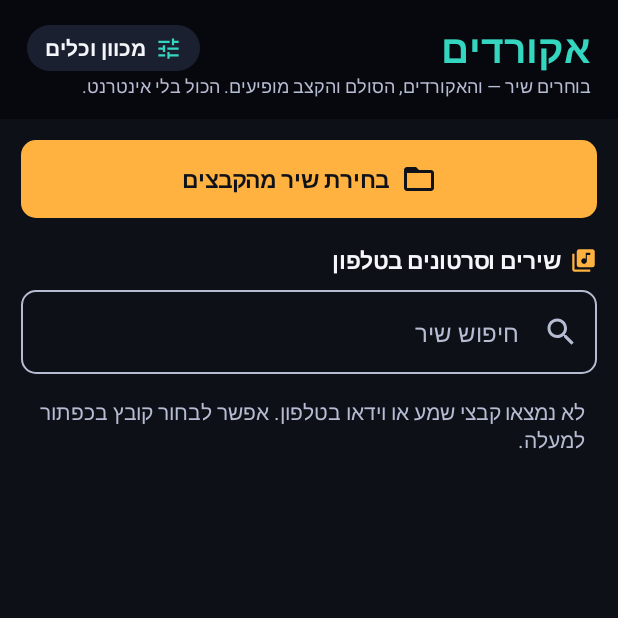
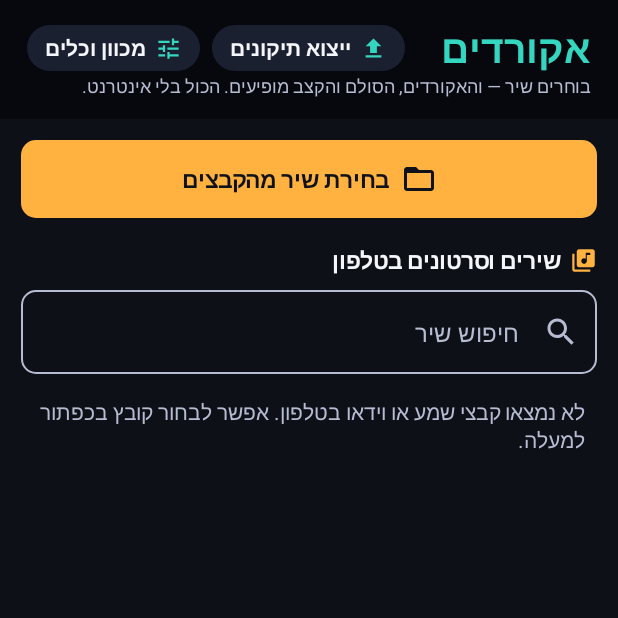
Before and after one commit to TheSuperArie/chord-app, an Android app built with Jetpack Compose: the screen it shows after launch (MainActivity), on a phone screen of 412 x 824 dp, the top half of it. Run offline under Robolectric (Android 15) with nearby library versions, the phone set to English and light mode, and no system bars.

Commit message:
Move the corrections export button to the always-visible library header
Co-Authored-By: Claude Opus 5.5 <noreply@anthropic.com>
Claude-Session: https://claude.ai/code/session_01HpqL4mjrJMbxtus5H436Ti

```diff
--- a/app/src/main/java/com/maxi/akordim/ui/LibraryScreen.kt
+++ b/app/src/main/java/com/maxi/akordim/ui/LibraryScreen.kt
@@ -125,6 +125,17 @@ fun LibraryScreen(vm: AppViewModel) {
             Row(verticalAlignment = Alignment.CenterVertically) {
                 Text("אקורדים", style = MaterialTheme.typography.headlineMedium, color = Stage.Mustard, modifier = Modifier.weight(1f))
                 Row(
+                    Modifier.clip(RoundedCornerShape(50)).background(Stage.Cream)
+                        .clickable { vm.exportCorrections { t, n -> export = t to n } }
+                        .padding(horizontal = 12.dp, vertical = 6.dp),
+                    verticalAlignment = Alignment.CenterVertically
+                ) {
+                    Icon(Icons.Filled.Upload, null, tint = Stage.Mustard, modifier = Modifier.size(18.dp))
+                    Spacer(Modifier.width(6.dp))
+                    Text("ייצוא תיקונים", style = MaterialTheme.typography.labelLarge, color = Stage.Ink)
+                }
+                Spacer(Modifier.width(8.dp))
+                Row(
                     Modifier.clip(RoundedCornerShape(50)).background(Stage.Cream).clickable { vm.showTools = true }
                         .padding(horizontal = 12.dp, vertical = 6.dp),
                     verticalAlignment = Alignment.CenterVertically
@@ -165,19 +176,6 @@ fun LibraryScreen(vm: AppViewModel) {
                         onClick = { vm.openRecent(r) },
                         onRemove = { vm.removeRecent(r) },
                     )
-                }
-            }
-            if (vm.recents.isNotEmpty()) {
-                item {
-                    OutlinedButton(
-                        onClick = { vm.exportCorrections { t, n -> export = t to n } },
-                        modifier = Modifier.fillMaxWidth(),
-                        shape = RoundedCornerShape(10.dp),
-                    ) {
-                        Icon(Icons.Filled.Upload, null, modifier = Modifier.size(18.dp))
-                        Spacer(Modifier.width(8.dp))
-                        Text("ייצוא תיקונים לשיפור הזיהוי")
-                    }
                 }
             }
             item { SectionTitle(Icons.Filled.LibraryMusic, "שירים וסרטונים בטלפון") }
```
